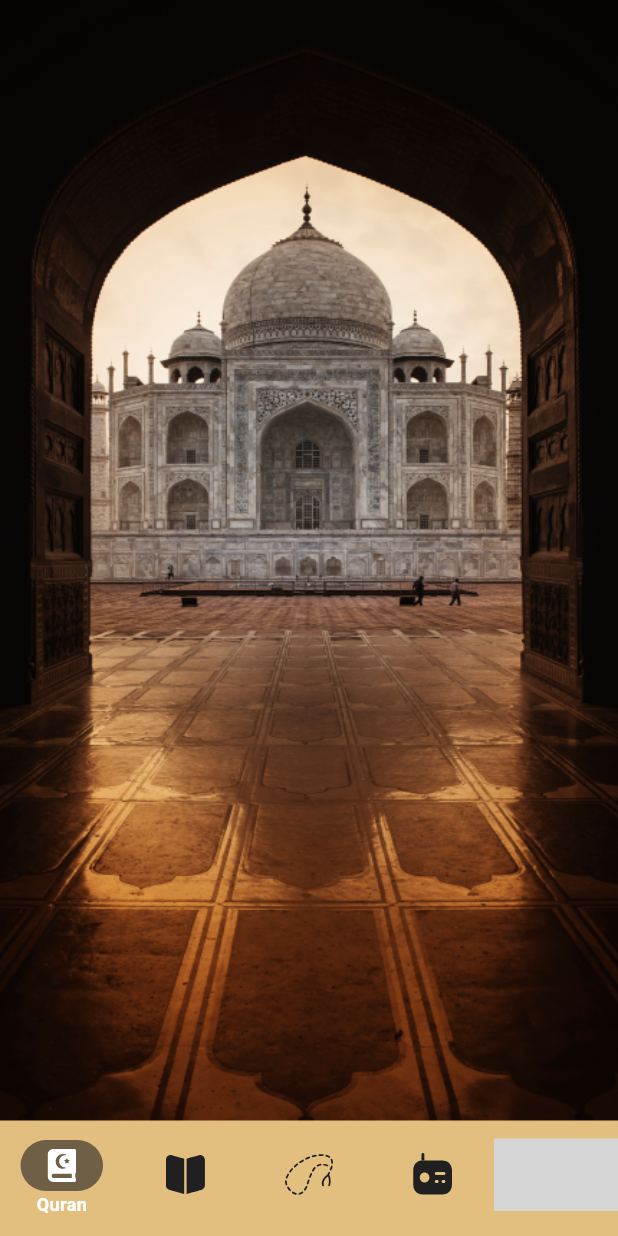
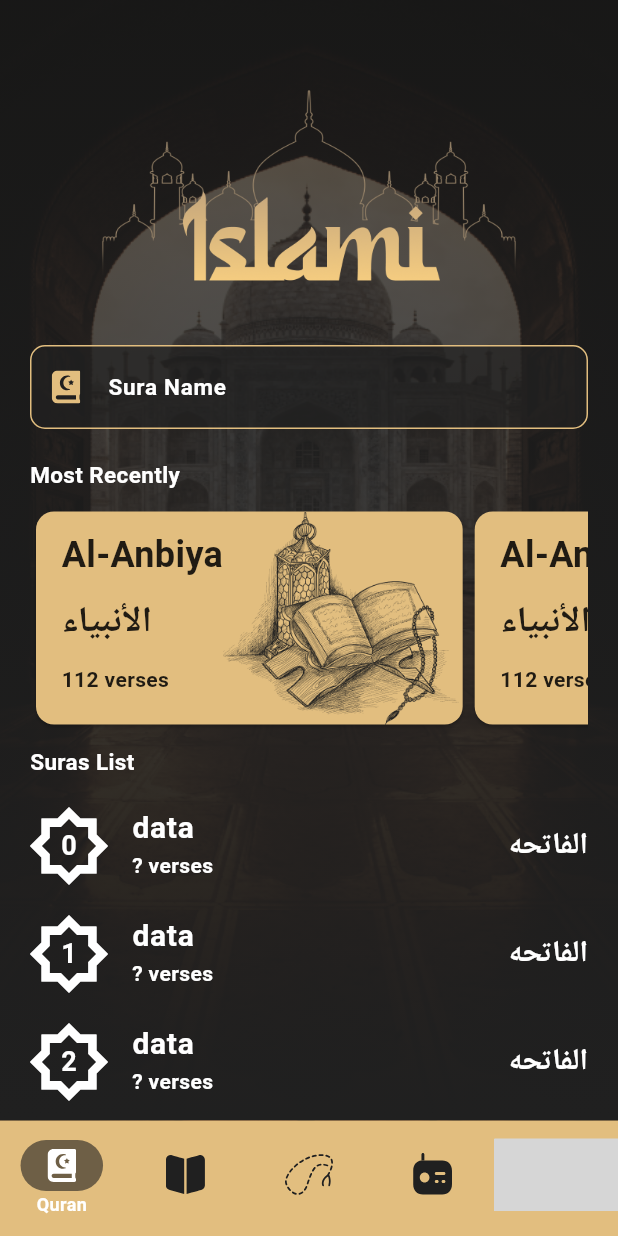
Before and after one commit to Omar-A-Abdelazim/isalmy, a Flutter app: the screen it shows after launch, on a phone screen of 412 x 824 dp. Run offline on Flutter 3.47's test engine with Material 3 defaults, Android fonts, the phone set to English and light mode, and no system bars; our stand-ins replace flutter_svg; grey boxes are pictures that could not be loaded.

Commit message:
Quran Tap Ui

```diff
--- /dev/null
+++ b/lib/common/widgets/bg_layout_widget.dart
@@ -0,0 +1,32 @@
+import 'package:flutter/material.dart';
+import 'package:isalmy/common/app_color.dart';
+
+class BgLayoutWidget extends StatelessWidget {
+  const BgLayoutWidget({super.key, required this.imagePath});
+  final String imagePath;
+  @override
+  Widget build(BuildContext context) {
+    return Stack(
+      children: [
+        Image.asset(
+          imagePath,
+          height: double.infinity,
+          width: double.infinity,
+          fit: BoxFit.fill,
+        ),
+        Container(
+          decoration: BoxDecoration(
+            gradient: LinearGradient(
+              colors: [
+                AppColor.blackColor,
+                AppColor.blackColor.withValues(alpha: 0.7),
+              ],
+              begin: Alignment.bottomCenter,
+              end: Alignment.topCenter,
+            ),
+          ),
+        ),
+      ],
+    );
+  }
+}
--- /dev/null
+++ b/lib/common/widgets/header_widget.dart
@@ -0,0 +1,14 @@
+import 'package:flutter/material.dart';
+import 'package:isalmy/gen/assets.gen.dart';
+
+class HeaderWidget extends StatelessWidget {
+  const HeaderWidget({super.key});
+
+  @override
+  Widget build(BuildContext context) {
+    return Row(
+      mainAxisAlignment: MainAxisAlignment.center,
+      children: [Image.asset(Assets.imgHeader.path, width: 300, height: 140)],
+    );
+  }
+}
--- a/lib/gen/assets.gen.dart
+++ b/lib/gen/assets.gen.dart
@@ -15,7 +15,14 @@ class Assets {
   const Assets._();
 
   static const AssetGenImage appLogo = AssetGenImage('assets/app_logo.png');
+  static const AssetGenImage hadeethTabBg = AssetGenImage(
+    'assets/hadeeth_tab_bg.png',
+  );
   static const String hadeethTabIcon = 'assets/hadeeth_tab_icon.svg';
+  static const AssetGenImage imgHeader = AssetGenImage('assets/img_header.png');
+  static const AssetGenImage imgMostRecent = AssetGenImage(
+    'assets/img_most_recent.png',
+  );
   static const AssetGenImage quranTabBg = AssetGenImage(
     'assets/quran_tab_bg.png',
   );
@@ -23,16 +30,21 @@ class Assets {
   static const String radioTabIcon = 'assets/radio_tab_icon.svg';
   static const String sebhaTabIcon = 'assets/sebha_tab_icon.svg';
   static const String timesTabIcon = 'assets/times_tab_icon.svg';
+  static const String verseIcon = 'assets/verse_icon.svg';
 
   /// List of all assets
   static List<dynamic> get values => [
     appLogo,
+    hadeethTabBg,
     hadeethTabIcon,
+    imgHeader,
+    imgMostRecent,
     quranTabBg,
     quranTabIcon,
     radioTabIcon,
     sebhaTabIcon,
     timesTabIcon,
+    verseIcon,
   ];
 }
 
--- a/lib/taps/hadeeth_tab/hadeeth_tab_page.dart
+++ b/lib/taps/hadeeth_tab/hadeeth_tab_page.dart
@@ -1,17 +1,14 @@
 import 'package:flutter/material.dart';
-import 'package:isalmy/common/app_color.dart';
+import 'package:isalmy/common/widgets/bg_layout_widget.dart';
+import 'package:isalmy/gen/assets.gen.dart';
 
 class HadeethTabPage extends StatelessWidget {
   const HadeethTabPage({super.key});
 
   @override
   Widget build(BuildContext context) {
-    return Center(
-      child: Container(
-        width: 200,
-        height: 200,
-        decoration: BoxDecoration(color: AppColor.goldColor),
-      ),
+    return Stack(
+      children: [BgLayoutWidget(imagePath: Assets.hadeethTabBg.path)],
     );
   }
 }
--- a/lib/taps/quran_tab/quran_tab_page.dart
+++ b/lib/taps/quran_tab/quran_tab_page.dart
@@ -1,19 +1,49 @@
 import 'package:flutter/material.dart';
+import 'package:flutter_svg/svg.dart';
 import 'package:isalmy/common/app_color.dart';
+import 'package:isalmy/common/widgets/bg_layout_widget.dart';
+import 'package:isalmy/common/widgets/header_widget.dart';
 import 'package:isalmy/gen/assets.gen.dart';
+import 'package:isalmy/taps/quran_tab/widgets/custom_text_field.dart';
+import 'package:isalmy/taps/quran_tab/widgets/most_recent_section.dart';
+import 'package:isalmy/taps/quran_tab/widgets/sura_list_section.dart';
 
 class QuranTabPage extends StatelessWidget {
-  const QuranTabPage({super.key});
+  QuranTabPage({super.key});
+  final List<String> mostRecently = [];
 
   @override
   Widget build(BuildContext context) {
     return Stack(
       children: [
-        Image.asset(
-          Assets.quranTabBg.path,
-          height: double.infinity,
-          width: double.infinity,
-          fit: BoxFit.fill,
+        BgLayoutWidget(imagePath: Assets.quranTabBg.path),
+        SafeArea(
+          child: Padding(
+            padding: const EdgeInsets.only(right: 20.0, left: 20, top: 30),
+            child: Column(
+              crossAxisAlignment: CrossAxisAlignment.start,
+              children: [
+                SizedBox(height: 30),
+                HeaderWidget(),
+                SizedBox(height: 30),
+                CustomTextField(
+                  hintText: 'Sura Name',
+                  prefixIcon: Padding(
+                    padding: const EdgeInsets.all(14.0),
+                    child: SvgPicture.asset(
+                      Assets.quranTabIcon,
+                      colorFilter: ColorFilter.mode(
+                        AppColor.goldColor,
+                        BlendMode.srcIn,
+                      ),
+                    ),
+                  ),
+                ),
+                MostRecentSection(),
+                SuraListSection(),
+              ],
+            ),
+          ),
         ),
       ],
     );
--- /dev/null
+++ b/lib/taps/quran_tab/widgets/custom_text_field.dart
@@ -0,0 +1,35 @@
+import 'package:flutter/material.dart';
+import 'package:isalmy/common/app_color.dart';
+
+class CustomTextField extends StatelessWidget {
+  const CustomTextField({
+    super.key,
+    required this.hintText,
+    required this.prefixIcon,
+  });
+  final String hintText;
+  final Widget prefixIcon;
+  OutlineInputBorder get _border => OutlineInputBorder(
+    borderRadius: BorderRadius.circular(10),
+    borderSide: BorderSide(color: AppColor.goldColor),
+  );
+  @override
+  Widget build(BuildContext context) {
+    return TextField(
+      decoration: InputDecoration(
+        filled: true,
+        fillColor: AppColor.blackColor.withValues(alpha: 0.7),
+        border: _border,
+        enabledBorder: _border,
+        focusedBorder: _border,
+        hintStyle: TextStyle(
+          color: Colors.white,
+          fontWeight: FontWeight.bold,
+          fontSize: 15,
+        ),
+        hintText: hintText,
+        prefixIcon: prefixIcon,
+      ),
+    );
+  }
+}
--- /dev/null
+++ b/lib/taps/quran_tab/widgets/most_recent_section.dart
@@ -0,0 +1,74 @@
+import 'package:flutter/material.dart';
+import 'package:isalmy/common/app_color.dart';
+import 'package:isalmy/gen/assets.gen.dart';
+
+class MostRecentSection extends StatelessWidget {
+  const MostRecentSection({super.key});
+
+  @override
+  Widget build(BuildContext context) {
+    return Column(
+      crossAxisAlignment: CrossAxisAlignment.start,
+      children: [
+        const Padding(
+          padding: EdgeInsets.only(top: 20, bottom: 10),
+          child: Text(
+            "Most Recently",
+            style: TextStyle(
+              fontSize: 15,
+              fontWeight: FontWeight.bold,
+              color: Colors.white,
+            ),
+          ),
+        ),
+        SizedBox(
+          height: 150,
+          child: ListView.builder(
+            itemCount: 10,
+            scrollDirection: Axis.horizontal,
+            itemBuilder: (context, index) {
+              return Card(
+                color: AppColor.goldColor,
+                child: Row(
+                  children: [
+                    const Padding(
+                      padding: EdgeInsets.only(top: 12, bottom: 20, left: 17),
+                      child: Column(
+                        mainAxisAlignment: MainAxisAlignment.spaceBetween,
+                        crossAxisAlignment: CrossAxisAlignment.start,
+                        children: [
+                          Text(
+                            "Al-Anbiya",
+                            style: TextStyle(
+                              fontSize: 24,
+                              fontWeight: FontWeight.bold,
+                            ),
+                          ),
+                          Text(
+                            "الأنبياء",
+                            style: TextStyle(
+                              fontSize: 24,
+                              fontWeight: FontWeight.bold,
+                            ),
+                          ),
+                          Text(
+                            "112 verses",
+                            style: TextStyle(
+                              fontSize: 14,
+                              fontWeight: FontWeight.bold,
+                            ),
+                          ),
+                        ],
+                      ),
+                    ),
+                    Image.asset(Assets.imgMostRecent.path),
+                  ],
+                ),
+              );
+            },
+          ),
+        ),
+      ],
+    );
+  }
+}
--- /dev/null
+++ b/lib/taps/quran_tab/widgets/sura_list_section.dart
@@ -0,0 +1,78 @@
+import 'package:flutter/material.dart';
+import 'package:flutter_svg/svg.dart';
+import 'package:isalmy/gen/assets.gen.dart';
+
+class SuraListSection extends StatelessWidget {
+  const SuraListSection({super.key});
+
+  @override
+  Widget build(BuildContext context) {
+    return Expanded(
+      child: Column(
+        crossAxisAlignment: CrossAxisAlignment.start,
+        children: [
+          Padding(
+            padding: EdgeInsets.symmetric(vertical: 10.0),
+            child: Text(
+              "Suras List",
+              style: TextStyle(
+                fontSize: 15,
+                color: Colors.white,
+                fontWeight: FontWeight.bold,
+              ),
+            ),
+          ),
+          Expanded(
+            child: ListView.builder(
+              itemCount: 120,
+              itemBuilder: (context, index) {
+                return ListTile(
+                  minVerticalPadding: 0,
+                  contentPadding: EdgeInsets.all(0),
+                  title: Text(
+                    "data",
+                    style: TextStyle(
+                      fontSize: 20,
+                      color: Colors.white,
+                      fontWeight: FontWeight.bold,
+                    ),
+                  ),
+                  subtitle: Text(
+                    "? verses",
+                    style: TextStyle(
+                      fontSize: 14,
+                      color: Colors.white,
+                      fontWeight: FontWeight.bold,
+                    ),
+                  ),
+                  trailing: Text(
+                    "الفاتحه",
+                    style: TextStyle(
+                      fontSize: 20,
+                      color: Colors.white,
+                      fontWeight: FontWeight.bold,
+                    ),
+                  ),
+                  leading: Stack(
+                    alignment: Alignment.center,
+                    children: [
+                      SvgPicture.asset(Assets.verseIcon),
+                      Text(
+                        index.toString(),
+                        style: TextStyle(
+                          fontSize: index > 100 ? 14 : 18,
+                          color: Colors.white,
+                          fontWeight: FontWeight.bold,
+                        ),
+                      ),
+                    ],
+                  ),
+                );
+              },
+            ),
+          ),
+        ],
+      ),
+    );
+  }
+}
```
Also changed, not shown: assets/hadeeth_tab_bg.png (added), assets/img_header.png (added), assets/img_most_recent.png (added), assets/verse_icon.svg (added).
